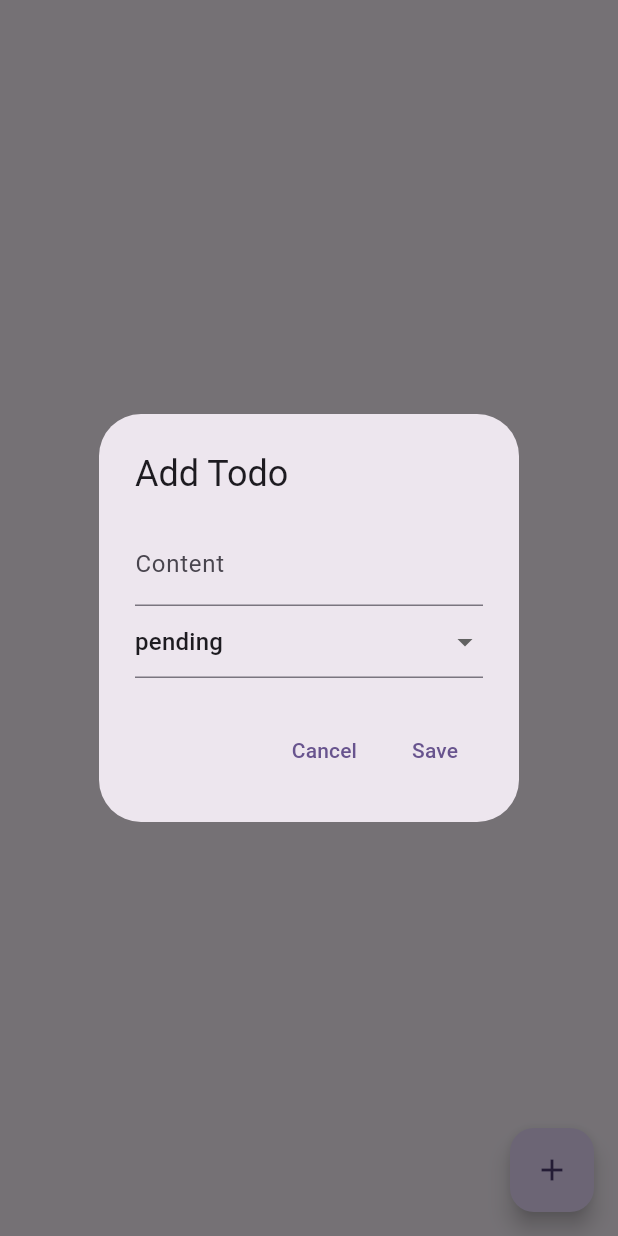
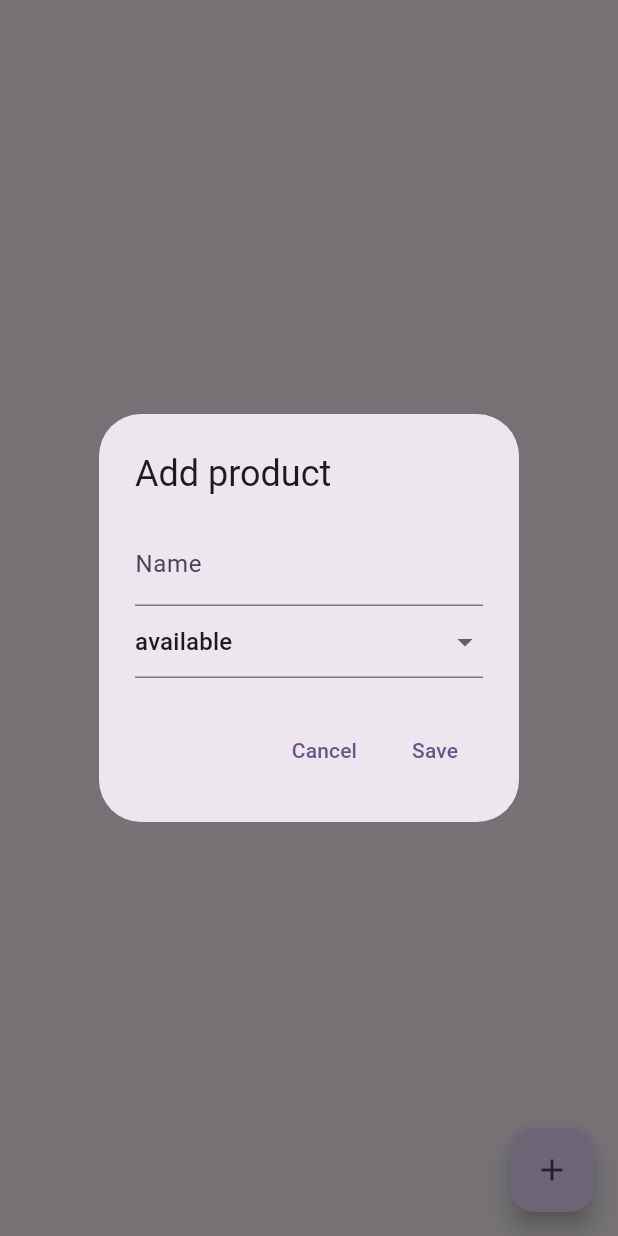
Before and after one commit to CarlosGrisales/App_gestion_inventatios_productos, a Flutter app: the screen it shows after launch, after a tap on the "add" icon, on a phone screen of 412 x 824 dp. Run offline on Flutter 3.47's test engine with Material 3 defaults, Android fonts, the phone set to English and light mode, and no system bars; our stand-ins replace isar; accounts and stored records are empty; generated files the repository leaves out were written again.

Commit message:
Ajustes de base de datos de productos y creacion de vista detalles

```diff
--- a/lib/models/enums.dart
+++ b/lib/models/enums.dart
@@ -1,5 +1,5 @@
 enum Status {
-  completed,
-  pending,
-  inProgress,
+  available,
+  outOfStock,
+  lowStock,
 }
--- /dev/null
+++ b/lib/models/product.dart
@@ -0,0 +1,68 @@
+import 'package:gestion_inventarios_productos/models/enums.dart';
+import 'package:isar/isar.dart';
+
+part 'product.g.dart';
+
+/// Representa una tarea en la base de datos Isar.
+@Collection()
+class Product {
+  /// Identificador único del producto. Se genera automáticamente en bases de datos locales.
+  Id id = Isar.autoIncrement;
+
+  /// Contenido o descripción del producto.
+  @Index(type: IndexType.value) // Se indexa para búsquedas rápidas.
+  String? name;
+
+  /// Estado del producot, definido en un enum (`Status`).
+  /// Puede ser `Available`: El producto está en stock y listo para la venta,
+  /// `completed`: No hay unidades disponibles en el inventario,
+  /// `LowStock`:Quedan pocas unidades y es necesario reabastecer.,
+  @enumerated
+  Status status = Status.available;
+
+  /// Código de barras del producto.
+  String? barcode;
+
+  /// Precio del producto.
+  double? price;
+
+  /// Cantidad disponible del producto.
+  int? quantity;
+
+  /// Fecha de creación del producto.
+  DateTime createdAt = DateTime.now();
+
+  /// Fecha de la última actualización del producto.
+  DateTime updateAt = DateTime.now();
+
+  /// Crea una copia del objeto `Producto`, permitiendo modificar ciertos atributos.
+  ///
+  /// - Parámetros opcionales:
+  ///   - `name`: Nombre del producto.
+  ///   - `status`: estado del producto.
+  ///   - `barcode`: codigo de barras del producto.
+  ///   - `price`: Precio del producto.
+  ///   - `quantity`: cantidad de unidades disponibles.
+  ///
+  /// - Devuelve: Una nueva instancia de `producto` con los valores actualizados.
+  Product copyWith({
+    String? name,
+    Status? status,
+    String? barcode,
+    double? price,
+    int? quantity,
+  }) {
+    return Product()
+      ..id = id // Mantiene el mismo ID
+      ..name = name ?? this.name // Si no se proporciona, conserva el actual
+      ..status =
+          status ?? this.status // Mantiene el estado actual si no se modifica
+      ..barcode =
+          barcode ?? this.barcode // Si no se proporciona, conserva el actual
+      ..price = price ?? this.price // Si no se proporciona, conserva el actual
+      ..quantity =
+          quantity ?? this.quantity // Si no se proporciona, conserva el actual
+      ..createdAt = createdAt // La fecha de creación no cambia
+      ..updateAt = DateTime.now(); // Se actualiza la fecha de modificación
+  }
+}
--- a/lib/models/todo.dart
+++ /dev/null
@@ -1,29 +0,0 @@
-import 'package:gestion_inventarios_productos/models/enums.dart';
-import 'package:isar/isar.dart';
-
-part 'todo.g.dart';
-
-@Collection()
-class Todo {
-  Id id = Isar.autoIncrement;
-  @Index(type: IndexType.value)
-  String? content;
-
-  @enumerated
-  Status status = Status.pending;
-
-  DateTime createdAt = DateTime.now();
-  DateTime updateAt = DateTime.now();
-
-  Todo copyWith({
-    String? content,
-    Status? status,
-  }) {
-    return Todo()
-      ..id = id
-      ..content = content ?? this.content
-      ..status = status ?? this.status
-      ..createdAt = createdAt
-      ..updateAt = DateTime.now();
-  }
-}
--- a/lib/pages/home_page.dart
+++ b/lib/pages/home_page.dart
@@ -2,9 +2,12 @@ import 'dart:async';
 
 import 'package:flutter/material.dart';
 import 'package:gestion_inventarios_productos/models/enums.dart';
-import 'package:gestion_inventarios_productos/models/todo.dart';
+import 'package:gestion_inventarios_productos/models/product.dart';
+import 'package:gestion_inventarios_productos/pages/product_detail_page.dart';
 import 'package:gestion_inventarios_productos/services/database_service.dart';
 
+/// Página principal de la aplicación donde se muestran la lista de productos.
+/// Permite agregar, editar y eliminar productos.
 class HomePage extends StatefulWidget {
   const HomePage({super.key});
 
@@ -13,27 +16,32 @@ class HomePage extends StatefulWidget {
 }
 
 class _HomePageState extends State<HomePage> {
-  List<Todo> todos = [];
+  /// Lista de productos obtenidas de la base de datos.
+  List<Product> todos = [];
+
+  /// Suscripción para escuchar cambios en la base de datos en tiempo real.
   StreamSubscription? todosStream;
 
   @override
   void initState() {
     super.initState();
 
-    todosStream = DatabaseService.db.todos
-        .buildQuery<Todo>()
+    /// Escucha cambios en la base de datos y actualiza la lista de productos.
+    todosStream = DatabaseService.db.products
+        .buildQuery<Product>()
         .watch(fireImmediately: true)
         .listen((data) {
       setState(() {
         todos = data;
       });
     });
+  }
 
-    @override
-    void dispose() {
-      todosStream?.cancel();
-      super.dispose();
-    }
+  @override
+  void dispose() {
+    /// Cancela la suscripción al flujo de datos para evitar fugas de memoria.
+    todosStream?.cancel();
+    super.dispose();
   }
 
   @override
@@ -51,40 +59,46 @@ class _HomePageState extends State<HomePage> {
     );
   }
 
+  /// Construye la interfaz de usuario mostrando la lista de productos.
   Widget _buildUI() {
     return Padding(
       padding: const EdgeInsets.symmetric(vertical: 20, horizontal: 10),
       child: ListView.builder(
-        itemCount: todos.length,
+        itemCount: todos.length, // Número de produtos en la lista.
         itemBuilder: (BuildContext context, int index) {
           final todo = todos[index];
           return Card(
             child: ListTile(
-              title: Text(todo.content ?? ''),
-              subtitle: Text('Markerd ${todo.status.name} at ${todo.updateAt}'),
+              title: Text(todo.name ?? ''),
+              subtitle: Text('Status ${todo.status.name} at ${todo.updateAt}'),
+              onTap: () {
+                // Navegar a la pantalla de detalle del producto
+                Navigator.push(
+                  context,
+                  MaterialPageRoute(
+                    builder: (context) => ProductDetailPage(product: todo),
+                  ),
+                );
+              },
               trailing: Row(
                 mainAxisSize: MainAxisSize.min,
-                mainAxisAlignment: MainAxisAlignment.end,
-                crossAxisAlignment: CrossAxisAlignment.center,
                 children: [
+                  /// Botón para editar el producto.
                   IconButton(
                     onPressed: () {
                       _addOrEditTodo(todo: todo);
                     },
-                    icon: const Icon(
-                      Icons.edit,
-                    ),
+                    icon: const Icon(Icons.edit),
                   ),
+
+                  /// Botón para eliminar el producto.
                   IconButton(
                     onPressed: () async {
                       await DatabaseService.db.writeTxn(() async {
-                        await DatabaseService.db.todos.delete(todo.id);
+                        await DatabaseService.db.products.delete(todo.id);
                       });
                     },
-                    icon: const Icon(
-                      Icons.delete,
-                      color: Colors.red,
-                    ),
+                    icon: const Icon(Icons.delete, color: Colors.red),
                   )
                 ],
               ),
@@ -95,28 +109,28 @@ class _HomePageState extends State<HomePage> {
     );
   }
 
-  void _addOrEditTodo({
-    Todo? todo,
-  }) {
+  /// Abre un cuadro de diálogo para agregar o editar un producto.
+  void _addOrEditTodo({Product? todo}) {
     TextEditingController contentController = TextEditingController(
-      text: todo?.content ?? '',
+      text: todo?.name ?? '',
     );
-    Status status = todo?.status ?? Status.pending;
+    Status status = todo?.status ?? Status.available;
 
     showDialog(
         context: context,
         builder: (context) {
           return AlertDialog(
-            title: Text(todo != null ? 'Edit TO-Do' : 'Add Todo'),
+            title: Text(todo != null ? 'Edit product' : 'Add product'),
             content: Column(
               mainAxisSize: MainAxisSize.min,
               children: [
+                /// Campo de texto para el contenido del producto.
                 TextField(
                   controller: contentController,
-                  decoration: const InputDecoration(
-                    labelText: 'Content',
-                  ),
+                  decoration: const InputDecoration(labelText: 'Name'),
                 ),
+
+                /// Desplegable para seleccionar el estado de la producto.
                 DropdownButtonFormField<Status>(
                   value: status,
                   items: Status.values
@@ -135,30 +149,33 @@ class _HomePageState extends State<HomePage> {
               ],
             ),
             actions: [
+              /// Botón para cancelar la acción.
               TextButton(
                 onPressed: () {
                   Navigator.pop(context);
                 },
                 child: const Text('Cancel'),
               ),
+
+              /// Botón para guardar el producto en la base de datos.
               TextButton(
                 onPressed: () async {
                   if (contentController.text.isNotEmpty) {
-                    late Todo newTodo;
+                    late Product newTodo;
                     if (todo != null) {
                       newTodo = todo.copyWith(
-                        content: contentController.text,
+                        name: contentController.text,
                         status: status,
                       );
                     } else {
-                      newTodo = Todo().copyWith(
-                        content: contentController.text,
+                      newTodo = Product().copyWith(
+                        name: contentController.text,
                         status: status,
                       );
                     }
                     await DatabaseService.db.writeTxn(
                       () async {
-                        await DatabaseService.db.todos.put(newTodo);
+                        await DatabaseService.db.products.put(newTodo);
                       },
                     );
                     Navigator.pop(context);
--- /dev/null
+++ b/lib/pages/product_detail_page.dart
@@ -0,0 +1,37 @@
+import 'package:flutter/material.dart';
+import 'package:gestion_inventarios_productos/models/product.dart';
+
+class ProductDetailPage extends StatelessWidget {
+  final Product product;
+
+  const ProductDetailPage({super.key, required this.product});
+
+  @override
+  Widget build(BuildContext context) {
+    return Scaffold(
+      appBar: AppBar(title: Text(product.name ?? 'Product Detail')),
+      body: Padding(
+        padding: const EdgeInsets.all(16.0),
+        child: Column(
+          crossAxisAlignment: CrossAxisAlignment.start,
+          children: [
+            Text(
+              'Product Name: ${product.name}',
+              style: Theme.of(context).textTheme.titleLarge,
+            ),
+            const SizedBox(height: 10),
+            Text('Status: ${product.status.name}'),
+            const SizedBox(height: 10),
+            Text('Barcode: ${product.barcode ?? "N/A"}'),
+            const SizedBox(height: 10),
+            Text('Price: \$${product.price?.toStringAsFixed(2)}'),
+            const SizedBox(height: 10),
+            Text('Quantity: ${product.quantity}'),
+            const SizedBox(height: 10),
+            Text('Updated At: ${product.updateAt}'),
+          ],
+        ),
+      ),
+    );
+  }
+}
--- a/lib/services/database_service.dart
+++ b/lib/services/database_service.dart
@@ -1,4 +1,4 @@
-import 'package:gestion_inventarios_productos/models/todo.dart';
+import 'package:gestion_inventarios_productos/models/product.dart';
 import 'package:isar/isar.dart';
 import 'package:path_provider/path_provider.dart';
 
@@ -7,7 +7,7 @@ class DatabaseService {
   static Future<void> Setup() async {
     final appDir = await getApplicationDocumentsDirectory();
     db = await Isar.open(
-      [TodoSchema],
+      [ProductSchema],
       directory: appDir.path,
     );
   }
--- a/pubspec.yaml
+++ b/pubspec.yaml
@@ -51,7 +51,7 @@ dev_dependencies:
   flutter_lints: ^4.0.0
   isar_generator: ^3.1.0+1
   analyzer: ^5.13.0
-  build_runner: any
+  build_runner: ^2.4.13
 
 # For information on the generic Dart part of this file, see the
 # following page: https://dart.dev/tools/pub/pubspec
```
Also changed, not shown: lib/models/product.g.dart (added), lib/models/todo.g.dart (deleted).
